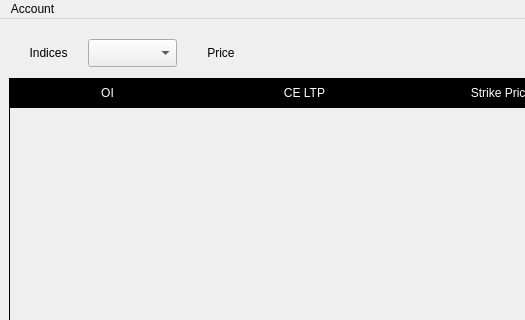
Before: the Qt Designer form python/ui/MainWindow.ui in nrajpoot1146/Trading, drawn with Qt 5; both pictures show x 0 to 525 and y 0 to 320 of the 1003 by 709 pixel window.
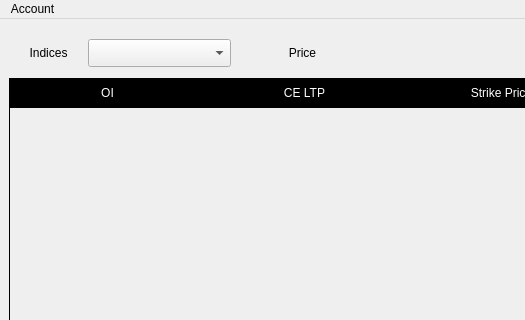
After: the same form once the commit is applied.

What changed in the file:
```diff
--- a/python/ui/MainWindow.ui
+++ b/python/ui/MainWindow.ui
@@ -40,7 +40,7 @@
         <widget class="QWidget" name="widget_2" native="true">
          <property name="maximumSize">
           <size>
-           <width>256</width>
+           <width>365</width>
            <height>28</height>
           </size>
          </property>
```
